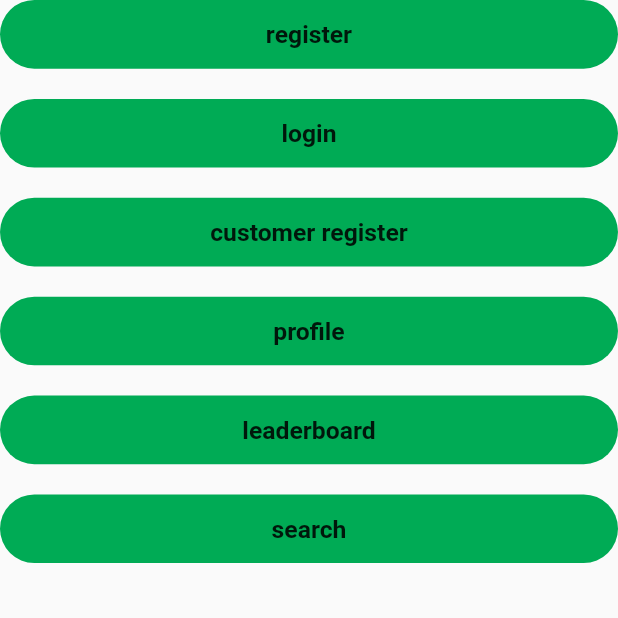
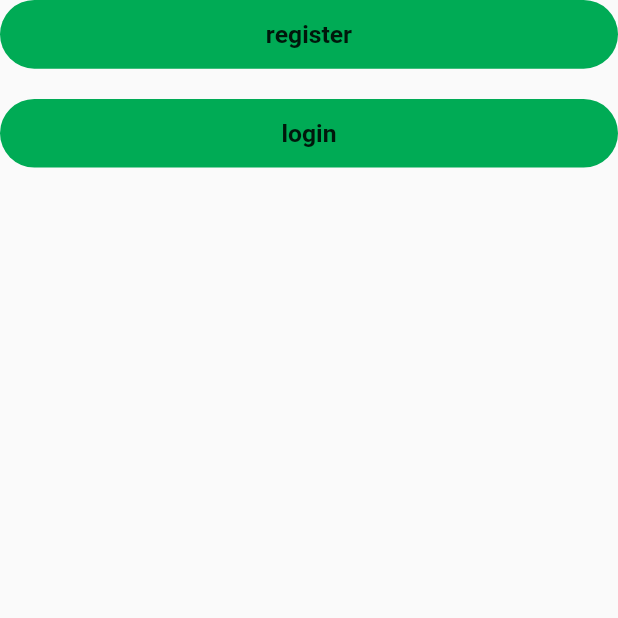
Before and after one commit to Group22-SEP-18/TECLIX-app, a Flutter app: the screen it shows after launch, on a phone screen of 412 x 824 dp, the top half of it. Run offline on Flutter 3.47's test engine with Material 2 defaults, Android fonts, the phone set to English and light mode, and no system bars; our stand-ins replace bloc, dots_indicator, expandable, flutter_bloc, flutter_spinkit, font_awesome_flutter and 5 more.

Commit message:
temp btns removed

```diff
--- a/lib/presentation/screens/signin/welcome_page.dart
+++ b/lib/presentation/screens/signin/welcome_page.dart
@@ -1,12 +1,8 @@
 import 'package:flutter/material.dart';
-import 'package:teclix/logic/bloc/customer_registration/customer_registration_provider.dart';
-import 'package:teclix/logic/bloc/search_customer/search_customer_provider.dart';
 import 'package:teclix/logic/bloc/signup/signup_provider.dart';
 import 'package:teclix/presentation/common/constants/TeclixColors.dart';
 import 'package:teclix/presentation/common/widgets/rounded_button.dart';
 import 'package:teclix/presentation/routing/routes.dart';
-import 'package:teclix/presentation/screens/employee/employee_profile/employee_profile_page.dart';
-import 'package:teclix/presentation/screens/leaderboard/leaderboard.dart';
 import 'package:teclix/presentation/screens/signin/signin_page.dart';
 
 class WelcomePage extends StatelessWidget {
@@ -31,35 +27,6 @@ class WelcomePage extends StatelessWidget {
                 Routes.getMaterialPageRoute(SignInPage.id, context),
               ),
             ),
-            RoundedButton(
-              title: 'customer register',
-              colour: ColorPrimary,
-              onPressed: () => Navigator.of(context).push(
-                Routes.getMaterialPageRoute(
-                    CustomerRegistrationProvider.id, context),
-              ),
-            ),
-            RoundedButton(
-              title: 'profile',
-              colour: ColorPrimary,
-              onPressed: () => Navigator.of(context).push(
-                Routes.getMaterialPageRoute(EmployeeProfilePage.id, context),
-              ),
-            ),
-            RoundedButton(
-              title: 'leaderboard',
-              colour: ColorPrimary,
-              onPressed: () => Navigator.of(context).push(
-                Routes.getMaterialPageRoute(LeaderboardPage.id, context),
-              ),
-            ),
-            RoundedButton(
-              title: 'search',
-              colour: ColorPrimary,
-              onPressed: () => Navigator.of(context).push(
-                Routes.getMaterialPageRoute(SearchCustomerProvider.id, context),
-              ),
-            ),
           ],
         ),
       ),
```
